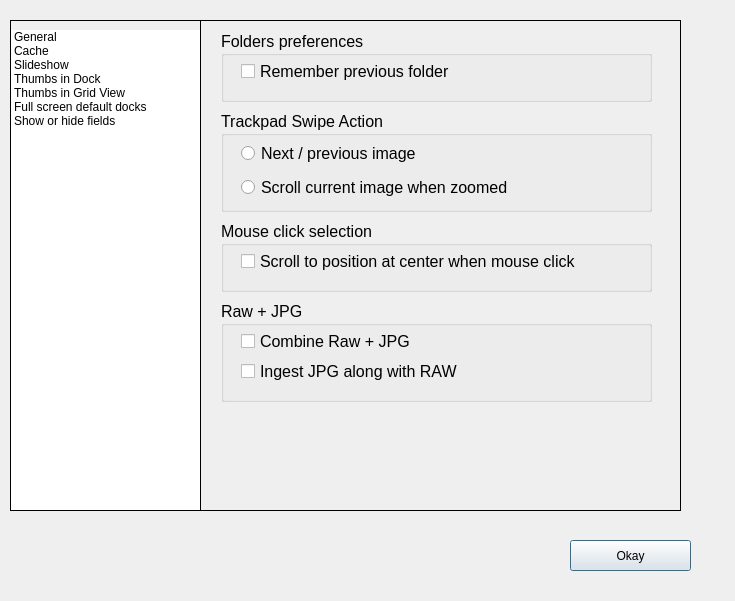
towhee/Winnow64, file Dialogs/prefdlg.ui: the form before one commit.
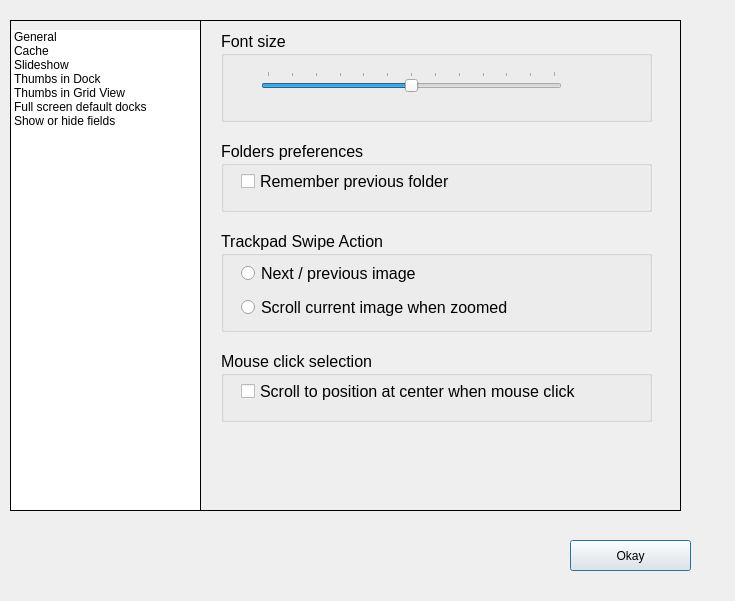
The form after the commit. The open tabs and pages were chosen to show the change.

Commit message:
Change font size
- Change font size
- Right click on thumbs overriding selection
- Tweak context menus
- Context menu should apply to right click folder, not current folder

Patch:
```diff
--- a/Dialogs/prefdlg.ui
+++ b/Dialogs/prefdlg.ui
@@ -66,7 +66,7 @@
      <property name="geometry">
       <rect>
        <x>20</x>
-       <y>90</y>
+       <y>210</y>
        <width>431</width>
        <height>101</height>
       </rect>
@@ -115,7 +115,7 @@
      <property name="geometry">
       <rect>
        <x>20</x>
-       <y>10</y>
+       <y>120</y>
        <width>431</width>
        <height>71</height>
       </rect>
@@ -146,7 +146,7 @@
      <property name="geometry">
       <rect>
        <x>20</x>
-       <y>200</y>
+       <y>330</y>
        <width>431</width>
        <height>71</height>
       </rect>
@@ -177,48 +177,43 @@
      <property name="geometry">
       <rect>
        <x>20</x>
-       <y>280</y>
+       <y>10</y>
        <width>431</width>
-       <height>101</height>
+       <height>91</height>
       </rect>
      </property>
      <property name="title">
-      <string>Raw + JPG</string>
+      <string>Font size</string>
      </property>
-     <widget class="QCheckBox" name="rawJpgChl">
+     <widget class="QSlider" name="globalFontSizeSlider">
       <property name="geometry">
        <rect>
-        <x>20</x>
-        <y>30</y>
-        <width>371</width>
-        <height>20</height>
+        <x>40</x>
+        <y>40</y>
+        <width>301</width>
+        <height>22</height>
        </rect>
       </property>
-      <property name="font">
-       <font>
-        <pointsize>12</pointsize>
-       </font>
+      <property name="minimum">
+       <number>8</number>
       </property>
-      <property name="text">
-       <string>Combine Raw + JPG</string>
+      <property name="maximum">
+       <number>20</number>
       </property>
-     </widget>
-     <widget class="QCheckBox" name="ingestJpgWithRawChk">
-      <property name="geometry">
-       <rect>
-        <x>20</x>
-        <y>60</y>
-        <width>371</width>
-        <height>20</height>
-       </rect>
+      <property name="pageStep">
+       <number>1</number>
       </property>
-      <property name="font">
-       <font>
-        <pointsize>12</pointsize>
-       </font>
+      <property name="value">
+       <number>14</number>
       </property>
-      <property name="text">
-       <string>Ingest JPG along with RAW</string>
+      <property name="orientation">
+       <enum>Qt::Horizontal</enum>
+      </property>
+      <property name="tickPosition">
+       <enum>QSlider::TicksAbove</enum>
+      </property>
+      <property name="tickInterval">
+       <number>1</number>
       </property>
      </widget>
     </widget>
```
Left out of the diff: 2 changed lines with no effect on the pictures. The commit also changes 98 other files.
